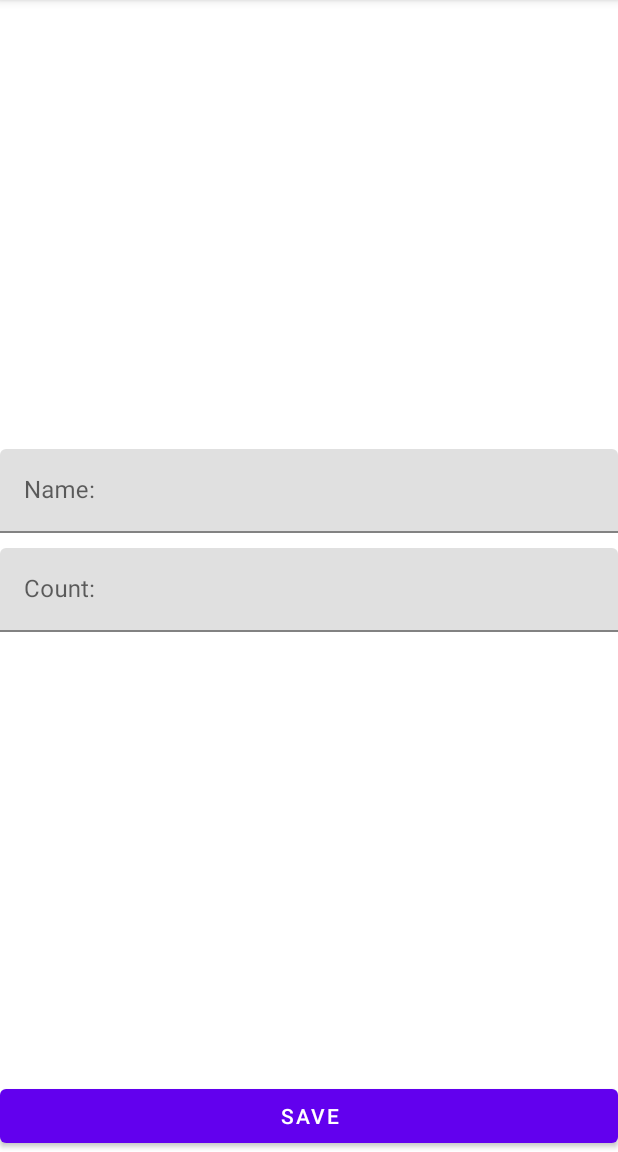
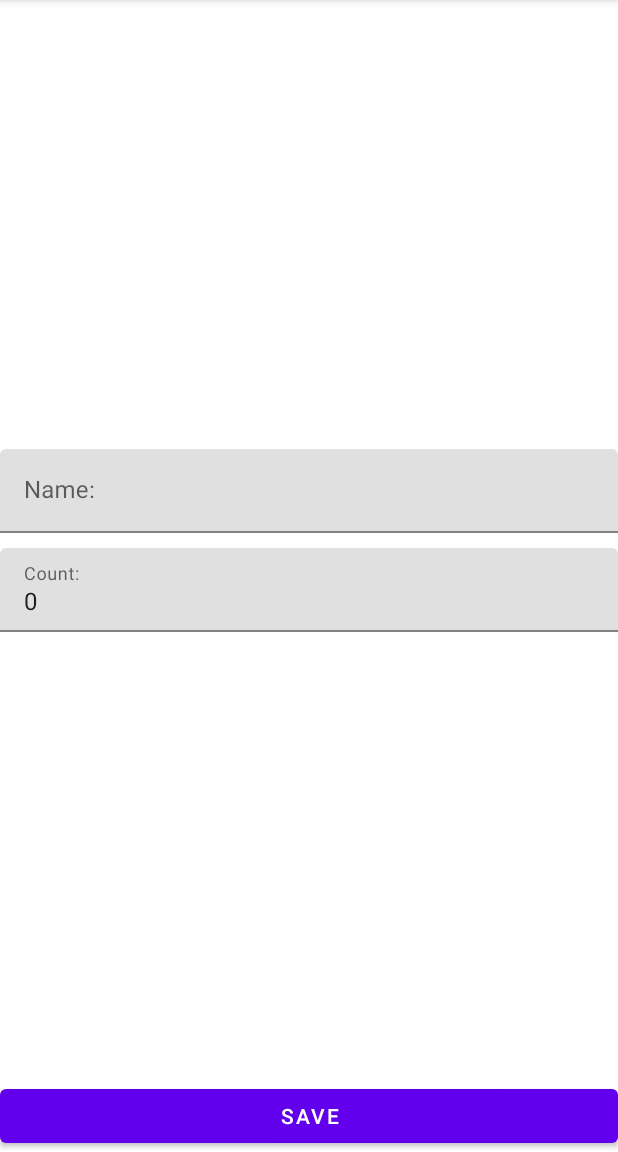
Before and after one commit to marselich/ShoppingListApp, an Android app: the fragment ShopItemFragment placed in its activity, on a phone screen of 412 x 824 dp, the part 84-1236 px from its top. Run offline under Robolectric (Android 15) with nearby library versions, the phone set to English and light mode, and no system bars; our stand-ins replace data binding; 5 statements that could not run were skipped.

Commit message:
Refactoring: added data binding

```diff
--- a/app/build.gradle
+++ b/app/build.gradle
@@ -2,6 +2,7 @@ plugins {
     id 'com.android.application'
     id 'org.jetbrains.kotlin.android'
     id 'kotlin-android-extensions'
+    id 'kotlin-kapt'
 }
 
 android {
@@ -29,6 +30,10 @@ android {
     }
     kotlinOptions {
         jvmTarget = '1.8'
+    }
+
+    buildFeatures {
+        dataBinding true
     }
 }
 
--- a/app/src/main/java/ru/kalievmars/shoppinglistapp/presentation/fragments/ShopItemFragment.kt
+++ b/app/src/main/java/ru/kalievmars/shoppinglistapp/presentation/fragments/ShopItemFragment.kt
@@ -13,17 +13,17 @@ import androidx.lifecycle.ViewModelProvider
 import com.google.android.material.textfield.TextInputEditText
 import com.google.android.material.textfield.TextInputLayout
 import ru.kalievmars.shoppinglistapp.R
+import ru.kalievmars.shoppinglistapp.databinding.FragmentShopItemBinding
 import ru.kalievmars.shoppinglistapp.domain.models.ShopItem
 import ru.kalievmars.shoppinglistapp.presentation.viewmodel.ShopItemViewModel
 
 class ShopItemFragment : Fragment() {
 
     private lateinit var viewModel: ShopItemViewModel
-    private lateinit var tilName: TextInputLayout
-    private lateinit var editTextName: TextInputEditText
-    private lateinit var tilCount: TextInputLayout
-    private lateinit var editTextCount: TextInputEditText
-    private lateinit var saveButton: Button
+    private var _binding: FragmentShopItemBinding? = null
+    private val binding: FragmentShopItemBinding
+        get() = _binding
+        ?: throw RuntimeException("FragmentShopItemBinding == null")
 
     private lateinit var onFragmentClosedListener: OnFragmentClosedListener
 
@@ -45,14 +45,17 @@ class ShopItemFragment : Fragment() {
         container: ViewGroup?,
         savedInstanceState: Bundle?
     ): View? {
-        return inflater.inflate(R.layout.fragment_shop_item, container, false)
+
+        _binding = FragmentShopItemBinding.inflate(inflater, container, false)
+        return binding.root
     }
 
     override fun onViewCreated(view: View, savedInstanceState: Bundle?) {
         super.onViewCreated(view, savedInstanceState)
         parseParams()
         viewModel = ViewModelProvider(this)[ShopItemViewModel::class.java]
-        initViews(view)
+        binding.viewModel = viewModel
+        binding.lifecycleOwner = viewLifecycleOwner
         addTextChangeListeners()
         launchRightMode()
         observeViewModel()
@@ -60,22 +63,6 @@ class ShopItemFragment : Fragment() {
 
 
     private fun observeViewModel() {
-        viewModel.errorInputName.observe(viewLifecycleOwner) {
-            val message = if(it) {
-                getString(R.string.invalid_name)
-            } else {
-                null
-            }
-            tilName.error = message
-        }
-        viewModel.errorInputCount.observe(viewLifecycleOwner) {
-            val message = if(it) {
-                getString(R.string.invalid_count)
-            } else {
-                null
-            }
-            tilCount.error = message
-        }
 
         viewModel.activityClosed.observe(viewLifecycleOwner) {
 //            activity?.onBackPressed()
@@ -92,29 +79,18 @@ class ShopItemFragment : Fragment() {
 
     private fun launchEditMode() {
         viewModel.getShopItem(shopItemId)
-        viewModel.shopItemLiveData.observe(viewLifecycleOwner) {
-            editTextName.setText(it.name)
-            editTextCount.setText(it.count.toString())
-        }
 
-        saveButton.setOnClickListener {
-            viewModel.editShopItem(editTextName.text?.toString(), editTextCount.text?.toString())
+        binding.saveButton.setOnClickListener {
+            viewModel.editShopItem(binding.etName.text?.toString(), binding.etCount.text?.toString())
         }
     }
 
     private fun launchAddMode() {
-        saveButton.setOnClickListener {
-            viewModel.addShopItem(editTextName.text?.toString(), editTextCount.text?.toString())
+        binding.saveButton.setOnClickListener {
+            viewModel.addShopItem(binding.etName.text?.toString(), binding.etCount.text?.toString())
         }
     }
 
-    private fun initViews(view: View) {
-        tilName = view.findViewById(R.id.til_name)
-        editTextName = view.findViewById(R.id.et_name)
-        tilCount = view.findViewById(R.id.til_count)
-        editTextCount = view.findViewById(R.id.et_count)
-        saveButton = view.findViewById(R.id.save_button)
-    }
 
     private fun parseParams() {
         screenMode = arguments?.getString(SCREEN_MODE).toString()
@@ -129,7 +105,7 @@ class ShopItemFragment : Fragment() {
 
 
     private fun addTextChangeListeners() {
-        editTextName.addTextChangedListener(object : TextWatcher {
+        binding.etName.addTextChangedListener(object : TextWatcher {
             override fun beforeTextChanged(s: CharSequence?, start: Int, count: Int, after: Int) {
             }
 
@@ -142,7 +118,7 @@ class ShopItemFragment : Fragment() {
 
         })
 
-        editTextCount.addTextChangedListener(object : TextWatcher {
+        binding.etCount.addTextChangedListener(object : TextWatcher {
             override fun beforeTextChanged(s: CharSequence?, start: Int, count: Int, after: Int) {
             }
 
--- /dev/null
+++ b/app/src/main/java/ru/kalievmars/shoppinglistapp/presentation/utils/BindingAdapters.kt
@@ -0,0 +1,32 @@
+package ru.kalievmars.shoppinglistapp.presentation.utils
+
+import androidx.databinding.BindingAdapter
+import com.google.android.material.textfield.TextInputEditText
+import com.google.android.material.textfield.TextInputLayout
+import ru.kalievmars.shoppinglistapp.R
+
+@BindingAdapter("errorInputName")
+fun bindErrorInputName(textInputLayout: TextInputLayout, isError: Boolean) {
+//    bindError(textInputLayout, isError, R.string.invalid_name)
+    val message = if(isError) {
+        textInputLayout.context.getString(R.string.invalid_name)
+    } else {
+        null
+    }
+    textInputLayout.error = message
+}
+
+@BindingAdapter("errorInputCount")
+fun bindErrorInputCount(textInputLayout: TextInputLayout, isError: Boolean) {
+    bindError(textInputLayout, isError, R.string.invalid_count)
+}
+
+
+private fun bindError(textInputLayout: TextInputLayout, isError: Boolean, resId: Int) {
+    val message = if(isError) {
+        textInputLayout.context.getString(resId)
+    } else {
+        null
+    }
+    textInputLayout.error = message
+}
--- a/app/src/main/res/layout-land/activity_main.xml
+++ b/app/src/main/res/layout-land/activity_main.xml
@@ -1,4 +1,5 @@
 <?xml version="1.0" encoding="utf-8"?>
+<layout>
     <androidx.constraintlayout.widget.ConstraintLayout xmlns:android="http://schemas.android.com/apk/res/android"
         xmlns:app="http://schemas.android.com/apk/res-auto"
         xmlns:tools="http://schemas.android.com/tools"
@@ -53,3 +54,4 @@
 
 
     </androidx.constraintlayout.widget.ConstraintLayout>
+</layout>
--- a/app/src/main/res/layout/activity_main.xml
+++ b/app/src/main/res/layout/activity_main.xml
@@ -1,4 +1,5 @@
 <?xml version="1.0" encoding="utf-8"?>
+<layout>
     <androidx.constraintlayout.widget.ConstraintLayout xmlns:android="http://schemas.android.com/apk/res/android"
         xmlns:app="http://schemas.android.com/apk/res-auto"
         xmlns:tools="http://schemas.android.com/tools"
@@ -32,3 +33,4 @@
 
 
     </androidx.constraintlayout.widget.ConstraintLayout>
+</layout>
--- a/app/src/main/res/layout/fragment_shop_item.xml
+++ b/app/src/main/res/layout/fragment_shop_item.xml
@@ -1,4 +1,14 @@
 <?xml version="1.0" encoding="utf-8"?>
+<layout>
+
+    <data>
+
+        <variable
+            name="viewModel"
+            type="ru.kalievmars.shoppinglistapp.presentation.viewmodel.ShopItemViewModel" />
+
+    </data>
+
     <androidx.constraintlayout.widget.ConstraintLayout xmlns:android="http://schemas.android.com/apk/res/android"
         xmlns:app="http://schemas.android.com/apk/res-auto"
         xmlns:tools="http://schemas.android.com/tools"
@@ -12,6 +22,7 @@
             android:layout_width="0dp"
             android:layout_height="wrap_content"
             android:layout_marginBottom="10dp"
+            app:errorInputName="@{viewModel.errorInputName}"
             app:layout_constraintEnd_toEndOf="parent"
             app:layout_constraintStart_toStartOf="parent"
             app:layout_constraintTop_toTopOf="parent"
@@ -22,6 +33,7 @@
                 android:id="@+id/et_name"
                 android:layout_width="match_parent"
                 android:layout_height="wrap_content"
+                android:text="@{viewModel.shopItemLiveData.name}"
                 android:hint="Name:"
                 android:inputType="textCapWords" />
         </com.google.android.material.textfield.TextInputLayout>
@@ -30,6 +42,7 @@
             android:id="@+id/til_count"
             android:layout_width="0dp"
             android:layout_height="wrap_content"
+            app:errorInputCount="@{viewModel.errorInputCount}"
             app:layout_constraintBottom_toTopOf="@+id/save_button"
             app:layout_constraintEnd_toEndOf="parent"
             app:layout_constraintStart_toStartOf="parent"
@@ -39,6 +52,7 @@
                 android:id="@+id/et_count"
                 android:layout_width="match_parent"
                 android:layout_height="wrap_content"
+                android:text="@{String.valueOf(viewModel.shopItemLiveData.count)}"
                 android:hint="Count:"
                 android:inputType="textCapWords" />
         </com.google.android.material.textfield.TextInputLayout>
@@ -54,3 +68,4 @@
 
 
     </androidx.constraintlayout.widget.ConstraintLayout>
+</layout>
```
Also changed, not shown: app/src/main/java/ru/kalievmars/shoppinglistapp/presentation/activities/MainActivity.kt (+9 -15 lines), app/src/main/java/ru/kalievmars/shoppinglistapp/presentation/adapters/ShopItemViewHolder.kt (+5 -4 lines), app/src/main/java/ru/kalievmars/shoppinglistapp/presentation/adapters/ShopRecyclerViewAdapter.kt (+25 -7 lines), app/src/main/res/layout/item_shop_disabled.xml (+13 -2 lines), app/src/main/res/layout/item_shop_enabled.xml (+13 -2 lines). Lines whose indentation alone changed are shown as unchanged.
